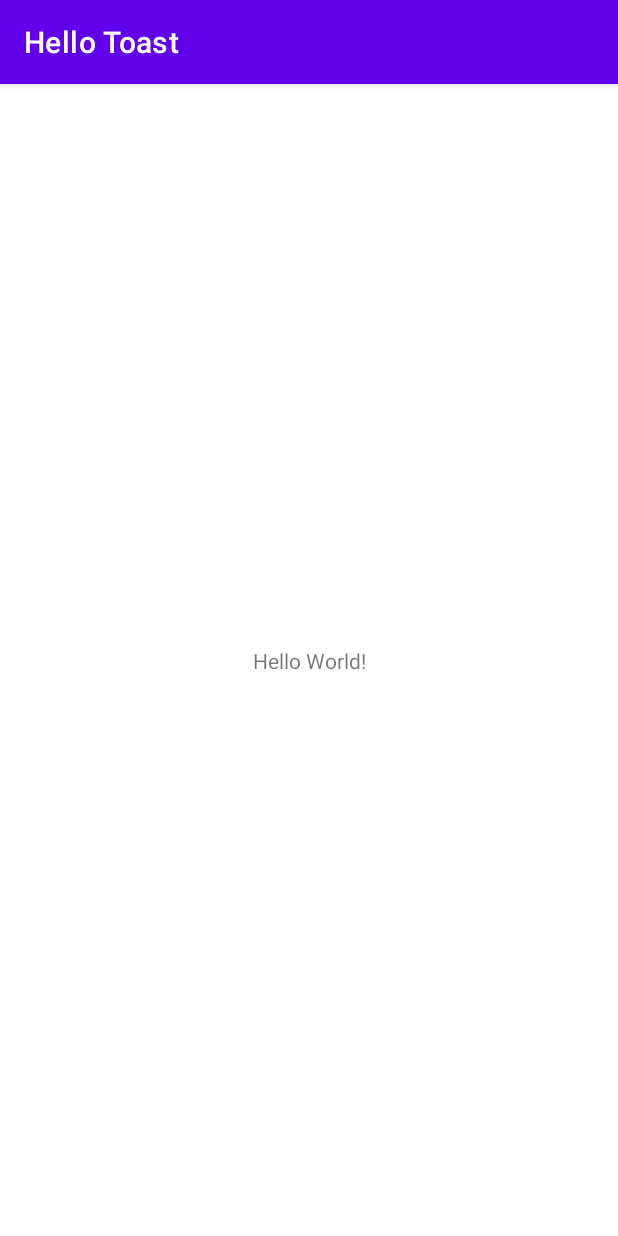
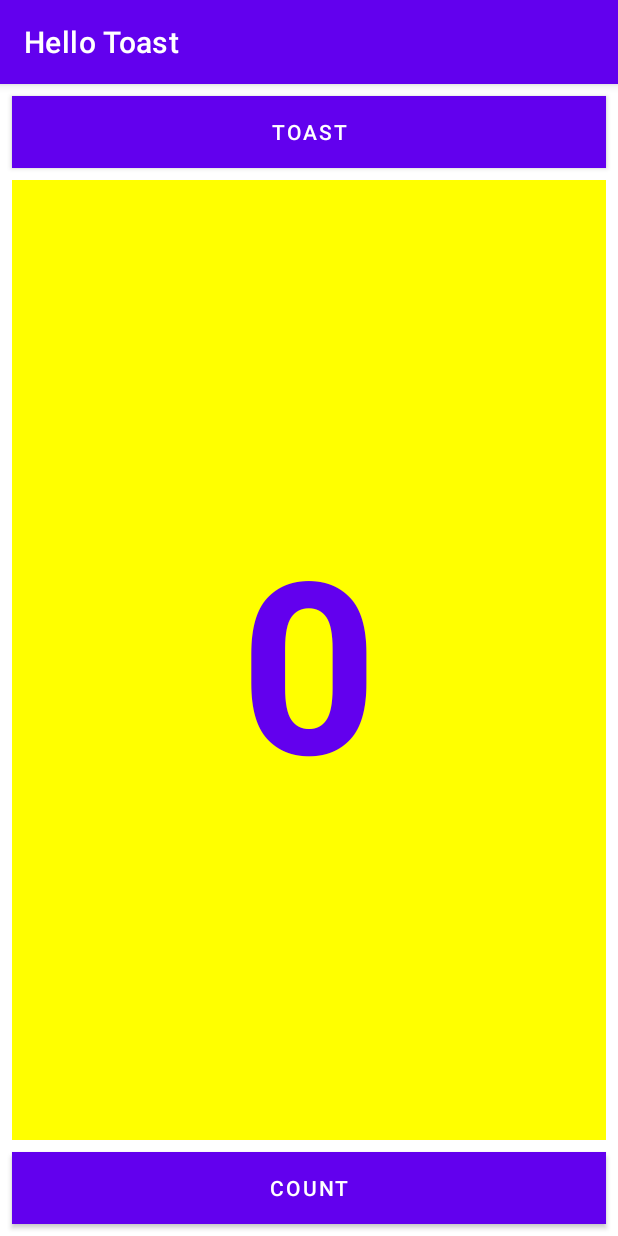
Before and after one commit to VadimSurits/Andersen-HW2-Tasks_1.2_and_1.4, an Android app: the screen it shows after launch (MainActivity), on a phone screen of 412 x 824 dp. Run offline under Robolectric (Android 15) with nearby library versions, the light colour scheme and no system bars.

Commit message:
Task 1.2A finished

```diff
--- a/app/src/main/java/com/example/android/hellotoast/MainActivity.kt
+++ b/app/src/main/java/com/example/android/hellotoast/MainActivity.kt
@@ -1,11 +1,27 @@
 package com.example.android.hellotoast
 
+import android.os.Bundle
+import android.view.View
+import android.widget.TextView
+import android.widget.Toast
 import androidx.appcompat.app.AppCompatActivity
-import android.os.Bundle
 
 class MainActivity : AppCompatActivity() {
+    private var mCount = 0
+    private lateinit var mShowCount: TextView
+
     override fun onCreate(savedInstanceState: Bundle?) {
         super.onCreate(savedInstanceState)
         setContentView(R.layout.activity_main)
+        mShowCount = findViewById(R.id.show_count)
+    }
+
+    fun showToast(view: View) {
+        Toast.makeText(this, R.string.toast_message, Toast.LENGTH_SHORT).show()
+    }
+
+    fun countUp(view: View) {
+        ++mCount
+        mShowCount.text = mCount.toString()
     }
 }
--- a/app/src/main/res/layout/activity_main.xml
+++ b/app/src/main/res/layout/activity_main.xml
@@ -6,14 +6,55 @@
     android:layout_height="match_parent"
     tools:context=".MainActivity">
 
-    <TextView
-        android:layout_width="wrap_content"
+    <Button
+        android:id="@+id/button_toast"
+        android:layout_width="0dp"
         android:layout_height="wrap_content"
-        android:text="Hello World!"
-        app:layout_constraintBottom_toBottomOf="parent"
+        android:layout_marginStart="8dp"
+        android:layout_marginTop="8dp"
+        android:layout_marginEnd="8dp"
+        android:background="@color/purple_500"
+        android:onClick="showToast"
+        android:text="@string/button_label_toast"
+        android:textColor="@color/white"
         app:layout_constraintEnd_toEndOf="parent"
-        app:layout_constraintLeft_toLeftOf="parent"
         app:layout_constraintStart_toStartOf="parent"
         app:layout_constraintTop_toTopOf="parent" />
 
+    <Button
+        android:id="@+id/button_count"
+        android:layout_width="0dp"
+        android:layout_height="wrap_content"
+        android:layout_marginStart="8dp"
+        android:layout_marginEnd="8dp"
+        android:layout_marginBottom="8dp"
+        android:background="@color/purple_500"
+        android:onClick="countUp"
+        android:text="@string/button_label_count"
+        android:textColor="@color/white"
+        app:layout_constraintBottom_toBottomOf="parent"
+        app:layout_constraintEnd_toEndOf="parent"
+        app:layout_constraintHorizontal_bias="0.498"
+        app:layout_constraintStart_toStartOf="parent" />
+
+    <TextView
+        android:id="@+id/show_count"
+        android:layout_width="0dp"
+        android:layout_height="0dp"
+        android:layout_marginStart="8dp"
+        android:layout_marginTop="8dp"
+        android:layout_marginEnd="8dp"
+        android:layout_marginBottom="8dp"
+        android:background="#FFFF00"
+        android:gravity="center"
+        android:text="@string/count_initial_value"
+        android:textAlignment="center"
+        android:textColor="@color/purple_500"
+        android:textSize="160sp"
+        android:textStyle="bold"
+        app:layout_constraintBottom_toTopOf="@+id/button_count"
+        app:layout_constraintEnd_toEndOf="parent"
+        app:layout_constraintStart_toStartOf="parent"
+        app:layout_constraintTop_toBottomOf="@+id/button_toast" />
+
 </androidx.constraintlayout.widget.ConstraintLayout>
--- a/app/src/main/res/values/strings.xml
+++ b/app/src/main/res/values/strings.xml
@@ -1,3 +1,7 @@
 <resources>
     <string name="app_name">Hello Toast</string>
+    <string name="button_label_toast">Toast</string>
+    <string name="button_label_count">Count</string>
+    <string name="count_initial_value">0</string>
+    <string name="toast_message">Hello Toast!</string>
 </resources>
```
